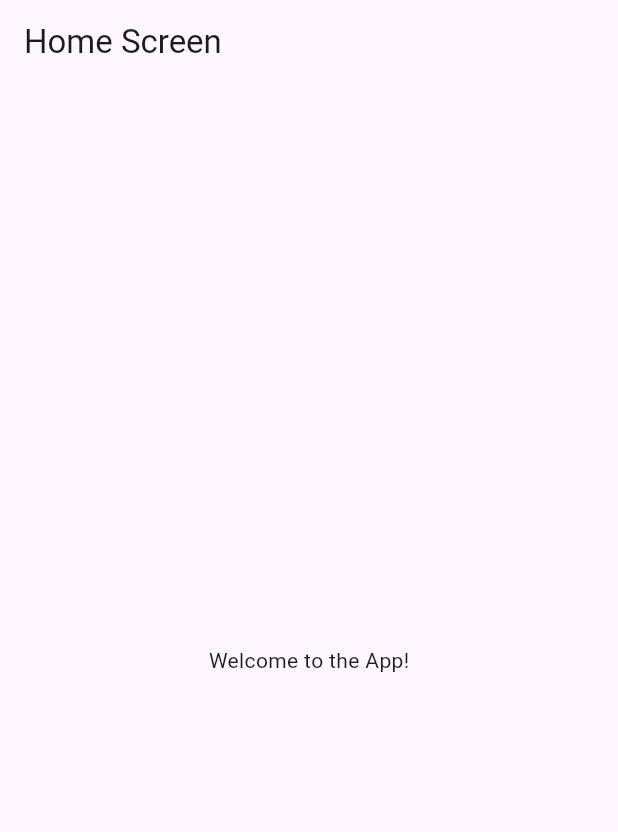
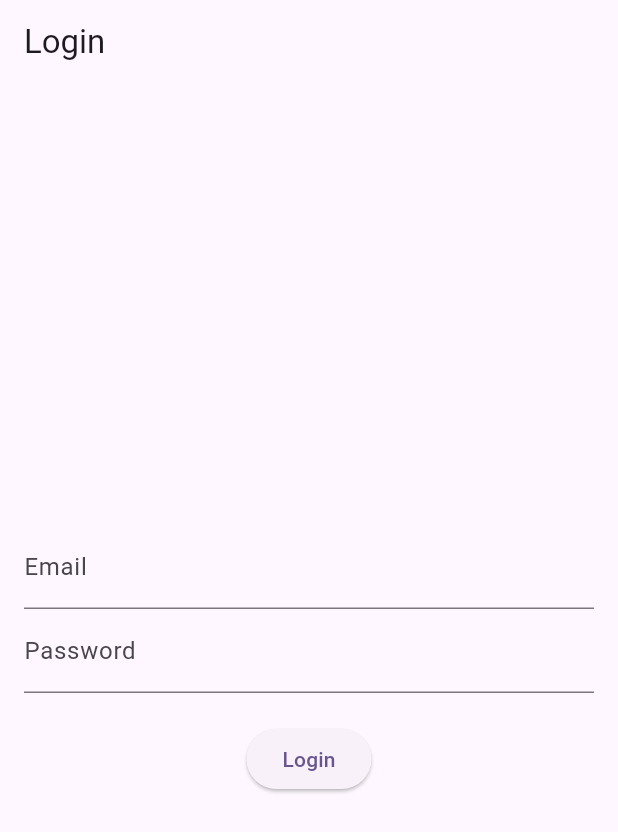
Before and after one commit to Dev-x777/eduSync, a Flutter app: the screen it shows after launch, on a phone screen of 412 x 824 dp. Shown: the top 832 px of the screen. Run offline on Flutter 3.47's test engine with Material 3 defaults, Android fonts, the phone set to English and light mode, and no system bars; our stand-ins replace firebase_auth, firebase_core, get; accounts and stored records are empty.

Commit message:
login_screen

```diff
--- a/lib/main.dart
+++ b/lib/main.dart
@@ -1,8 +1,12 @@
+import 'package:edusync/presentation/pages/login_page.dart';
 import 'package:edusync/presentation/pages/splash_screen.dart';
+import 'package:firebase_core/firebase_core.dart';
 import 'package:flutter/material.dart';
 
-void main() {
-  runApp(const MyApp());
+void main() async {
+  WidgetsFlutterBinding.ensureInitialized();
+  await Firebase.initializeApp(); // Ensure Firebase is initialized
+  runApp(MyApp());
 }
 
 class MyApp extends StatelessWidget {
@@ -18,7 +22,7 @@ class MyApp extends StatelessWidget {
         colorScheme: ColorScheme.fromSeed(seedColor: Colors.deepPurple),
         useMaterial3: true,
       ),
-      home: SplashScreen(),
+      home: LoginPage(),
     );
   }
 }
--- /dev/null
+++ b/lib/presentation/pages/login_page.dart
@@ -0,0 +1,66 @@
+import 'package:flutter/material.dart';
+import 'package:get/get.dart';
+import 'package:firebase_auth/firebase_auth.dart';
+
+class LoginController extends GetxController {
+  final FirebaseAuth _auth = FirebaseAuth.instance;
+  final TextEditingController emailController = TextEditingController();
+  final TextEditingController passwordController = TextEditingController();
+  var isLoading = false.obs;
+
+  Future<void> login() async {
+    if (emailController.text.isEmpty || passwordController.text.isEmpty) {
+      Get.snackbar("Error", "Please enter email and password");
+      return;
+    }
+    isLoading.value = true;
+    try {
+      UserCredential userCredential = await _auth.signInWithEmailAndPassword(
+        email: emailController.text,
+        password: passwordController.text,
+      );
+      Get.snackbar("Success", "User logged in: ${userCredential.user?.email}");
+      // Navigate to home or dashboard
+    } on FirebaseAuthException catch (e) {
+      Get.snackbar("Error", e.message ?? "An error occurred");
+    } finally {
+      isLoading.value = false;
+    }
+  }
+}
+
+class LoginPage extends StatelessWidget {
+  final LoginController controller = Get.put(LoginController());
+
+  @override
+  Widget build(BuildContext context) {
+    return Scaffold(
+      appBar: AppBar(title: Text('Login')),
+      body: Padding(
+        padding: const EdgeInsets.all(16.0),
+        child: Column(
+          mainAxisAlignment: MainAxisAlignment.center,
+          children: <Widget>[
+            TextField(
+              controller: controller.emailController,
+              decoration: InputDecoration(labelText: 'Email'),
+              keyboardType: TextInputType.emailAddress,
+            ),
+            TextField(
+              controller: controller.passwordController,
+              decoration: InputDecoration(labelText: 'Password'),
+              obscureText: true,
+            ),
+            SizedBox(height: 20),
+            Obx(() => controller.isLoading.value
+                ? CircularProgressIndicator()
+                : ElevatedButton(
+              onPressed: controller.login,
+              child: Text('Login'),
+            )),
+          ],
+        ),
+      ),
+    );
+  }
+}
--- a/pubspec.yaml
+++ b/pubspec.yaml
@@ -35,6 +35,11 @@ dependencies:
   # Use with the CupertinoIcons class for iOS style icons.
   cupertino_icons: ^1.0.8
   get: ^4.7.2
+  firebase_core: ^2.32.0
+  firebase_auth: ^4.20.0
+  cloud_firestore: ^4.17.0
+  firebase_storage: ^11.6.0
+
 
 dev_dependencies:
   flutter_test:
```
Also changed, not shown: pubspec.lock, 5 other files.
